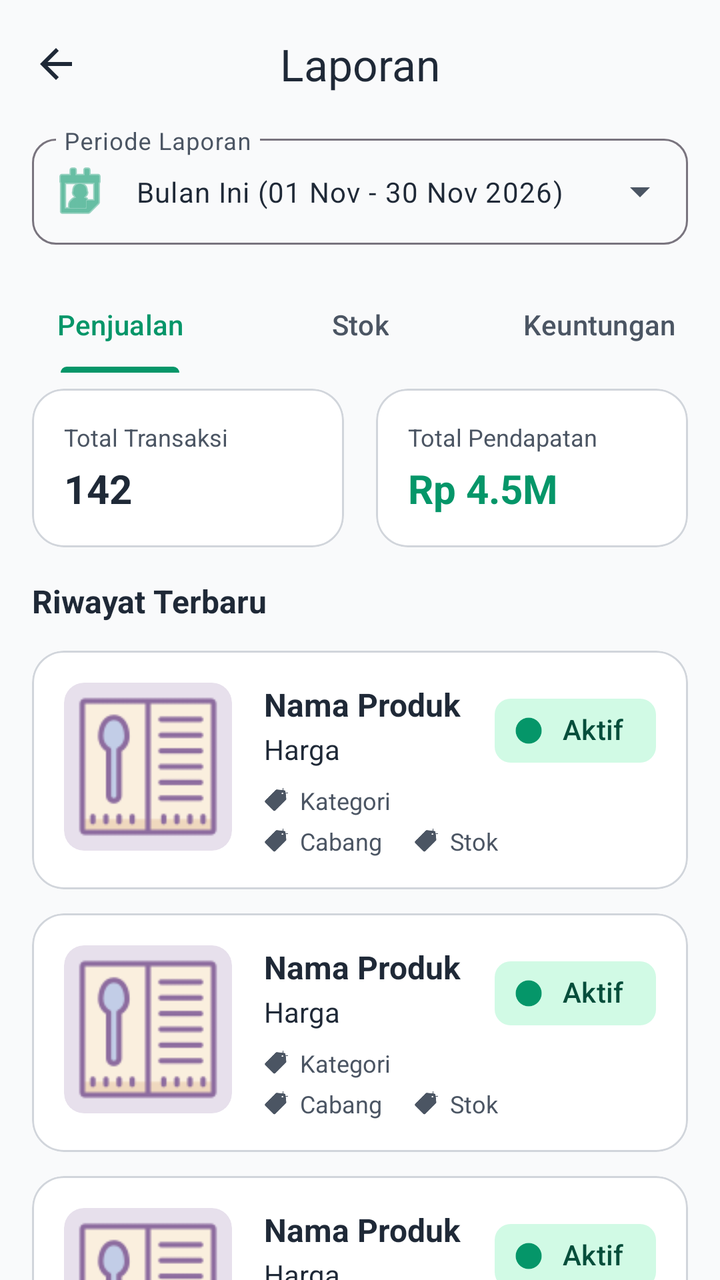
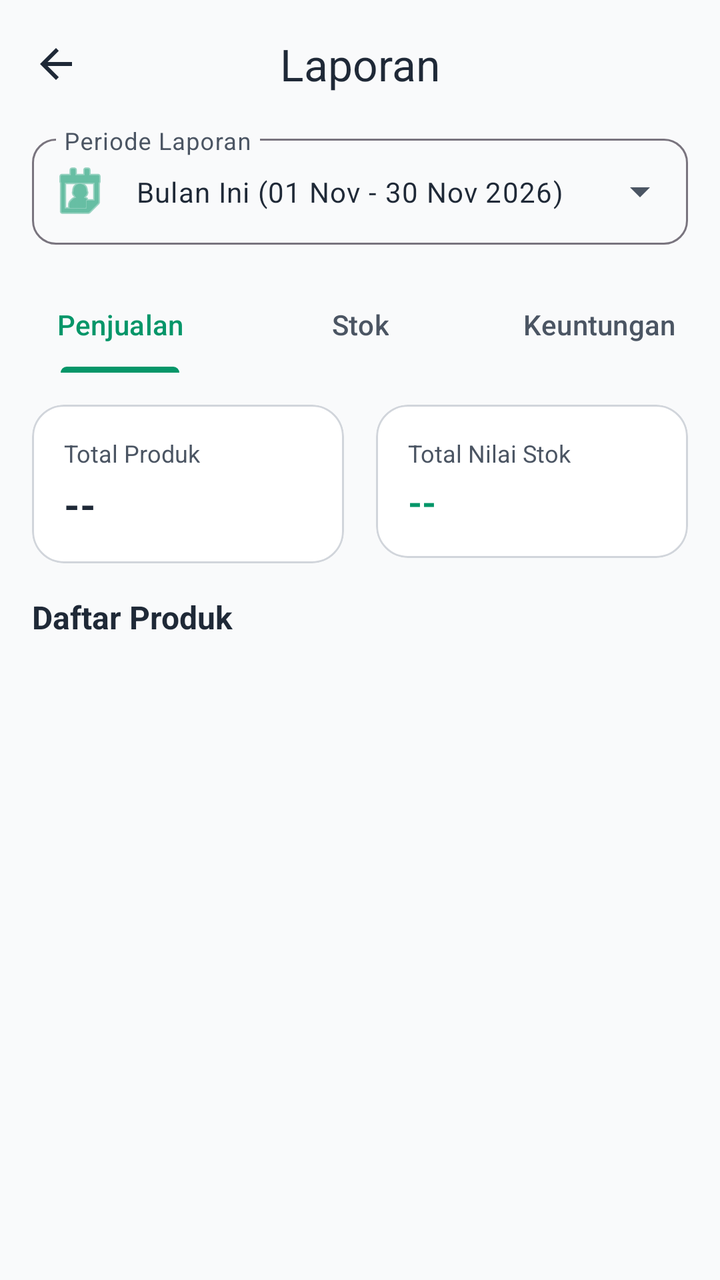

Screens rendered from an Android XML layout before and after an edit, with the pre-edit source and the edit as a unified diff.
<!-- AndroidManifest.xml: application theme Theme.PenjualanDev -->
<!-- res/layout/activity_laporan.xml -->
<?xml version="1.0" encoding="utf-8"?>
<androidx.coordinatorlayout.widget.CoordinatorLayout
    xmlns:android="http://schemas.android.com/apk/res/android"
    xmlns:app="http://schemas.android.com/apk/res-auto"
    xmlns:tools="http://schemas.android.com/tools"
    android:layout_width="match_parent"
    android:layout_height="match_parent"
    android:background="?attr/colorSurface"
    tools:context=".LaporanActivity">

    
    <com.google.android.material.appbar.AppBarLayout
        android:layout_width="match_parent"
        android:layout_height="wrap_content"
        app:elevation="0dp"
        android:background="?attr/colorSurface">

        <com.google.android.material.appbar.MaterialToolbar
            android:id="@+id/toolbar"
            android:layout_width="match_parent"
            android:layout_height="?attr/actionBarSize"
            app:title="Laporan"
            app:titleCentered="true"
            app:titleTextColor="?attr/colorOnSurface"
            app:navigationIcon="?homeAsUpIndicator"
            app:navigationIconTint="?attr/colorOnSurface">
        </com.google.android.material.appbar.MaterialToolbar>

        
        <LinearLayout
            android:layout_width="match_parent"
            android:layout_height="wrap_content"
            android:paddingHorizontal="16dp"
            android:paddingBottom="16dp">
            
            <com.google.android.material.textfield.TextInputLayout
                style="@style/Widget.Material3.TextInputLayout.OutlinedBox.ExposedDropdownMenu"
                android:layout_width="match_parent"
                android:layout_height="wrap_content"
                android:hint="Periode Laporan"
                app:boxCornerRadiusTopStart="12dp"
                app:boxCornerRadiusTopEnd="12dp"
                app:boxCornerRadiusBottomStart="12dp"
                app:boxCornerRadiusBottomEnd="12dp"
                app:startIconDrawable="@android:drawable/ic_menu_my_calendar"
                app:startIconTint="?attr/colorPrimary">

                <AutoCompleteTextView
                    android:id="@+id/spinner_tanggal"
                    android:layout_width="match_parent"
                    android:layout_height="wrap_content"
                    android:inputType="none"
                    android:text="Bulan Ini (01 Nov - 30 Nov 2026)"
                    android:textColor="?attr/colorOnSurface"
                    android:textSize="14sp" />
            </com.google.android.material.textfield.TextInputLayout>
        </LinearLayout>

        
        <com.google.android.material.tabs.TabLayout
            android:id="@+id/tabLayout"
            android:layout_width="match_parent"
            android:layout_height="wrap_content"
            app:tabMode="fixed"
            app:tabGravity="fill"
            app:tabIndicatorColor="?attr/colorPrimary"
            app:tabSelectedTextColor="?attr/colorPrimary"
            app:tabTextColor="?attr/colorOnSurfaceVariant"
            android:background="?attr/colorSurface">
            
            <com.google.android.material.tabs.TabItem
                android:layout_width="wrap_content"
                android:layout_height="wrap_content"
                android:text="Penjualan" />
                
            <com.google.android.material.tabs.TabItem
                android:layout_width="wrap_content"
                android:layout_height="wrap_content"
                android:text="Stok" />
                
            <com.google.android.material.tabs.TabItem
                android:layout_width="wrap_content"
                android:layout_height="wrap_content"
                android:text="Keuntungan" />
        </com.google.android.material.tabs.TabLayout>

    </com.google.android.material.appbar.AppBarLayout>

    
    <androidx.core.widget.NestedScrollView
        android:layout_width="match_parent"
        android:layout_height="match_parent"
        app:layout_behavior="@string/appbar_scrolling_view_behavior"
        android:clipToPadding="false"
        android:paddingTop="8dp"
        android:paddingBottom="24dp">

        <LinearLayout
            android:layout_width="match_parent"
            android:layout_height="wrap_content"
            android:orientation="vertical">

            
            <LinearLayout
                android:layout_width="match_parent"
                android:layout_height="wrap_content"
                android:orientation="horizontal"
                android:paddingHorizontal="16dp"
                android:paddingBottom="16dp"
                android:baselineAligned="false">
                
                <com.google.android.material.card.MaterialCardView
                    android:layout_width="0dp"
                    android:layout_height="wrap_content"
                    android:layout_weight="1"
                    android:layout_marginEnd="8dp"
                    app:cardCornerRadius="16dp"
                    app:cardElevation="0dp"
                    app:strokeWidth="1dp"
                    app:strokeColor="@color/colorOutlineStroke"
                    app:cardBackgroundColor="?attr/colorSurfaceContainerHigh">
                    
                    <LinearLayout
                        android:layout_width="match_parent"
                        android:layout_height="wrap_content"
                        android:orientation="vertical"
                        android:padding="16dp">
                        <TextView
                            android:layout_width="wrap_content"
                            android:layout_height="wrap_content"
                            android:text="Total Transaksi"
                            android:textColor="?attr/colorOnSurfaceVariant"
                            android:textSize="12sp" />
                        <TextView
                            android:layout_width="wrap_content"
                            android:layout_height="wrap_content"
                            android:layout_marginTop="4dp"
                            android:text="142"
                            android:textColor="?attr/colorOnSurface"
                            android:textSize="20sp"
                            android:textStyle="bold" />
                    </LinearLayout>
                </com.google.android.material.card.MaterialCardView>

                <com.google.android.material.card.MaterialCardView
                    android:layout_width="0dp"
                    android:layout_height="wrap_content"
                    android:layout_weight="1"
                    android:layout_marginStart="8dp"
                    app:cardCornerRadius="16dp"
                    app:cardElevation="0dp"
                    app:strokeWidth="1dp"
                    app:strokeColor="@color/colorOutlineStroke"
                    app:cardBackgroundColor="?attr/colorSurfaceContainerHigh">
                    
                    <LinearLayout
                        android:layout_width="match_parent"
                        android:layout_height="wrap_content"
                        android:orientation="vertical"
                        android:padding="16dp">
                        <TextView
                            android:layout_width="wrap_content"
                            android:layout_height="wrap_content"
                            android:text="Total Pendapatan"
                            android:textColor="?attr/colorOnSurfaceVariant"
                            android:textSize="12sp" />
                        <TextView
                            android:layout_width="wrap_content"
                            android:layout_height="wrap_content"
                            android:layout_marginTop="4dp"
                            android:text="Rp 4.5M"
                            android:textColor="?attr/colorPrimary"
                            android:textSize="20sp"
                            android:textStyle="bold" />
                    </LinearLayout>
                </com.google.android.material.card.MaterialCardView>
            </LinearLayout>

            <TextView
                android:layout_width="match_parent"
                android:layout_height="wrap_content"
                android:layout_marginHorizontal="16dp"
                android:layout_marginBottom="8dp"
                android:text="Riwayat Terbaru"
                android:textColor="?attr/colorOnSurface"
                android:textSize="16sp"
                android:textStyle="bold" />

            
            <include layout="@layout/item_data_produk" />
            <include layout="@layout/item_data_produk" />
            <include layout="@layout/item_data_produk" />

        </LinearLayout>
    </androidx.core.widget.NestedScrollView>

</androidx.coordinatorlayout.widget.CoordinatorLayout>
<!-- res/layout/item_data_produk.xml (included above) -->
<?xml version="1.0" encoding="utf-8"?>
<com.google.android.material.card.MaterialCardView xmlns:android="http://schemas.android.com/apk/res/android"
    xmlns:app="http://schemas.android.com/apk/res-auto"
    xmlns:tools="http://schemas.android.com/tools"
    android:id="@+id/card_produk"
    android:layout_width="match_parent"
    android:layout_height="wrap_content"
    android:layout_marginHorizontal="16dp"
    android:layout_marginVertical="6dp"
    android:clickable="true"
    android:focusable="true"
    android:foreground="?android:attr/selectableItemBackground"
    app:cardBackgroundColor="?attr/colorSurfaceContainerHigh"
    app:cardCornerRadius="16dp"
    app:cardElevation="0dp"
    app:strokeColor="@color/colorOutlineStroke"
    app:strokeWidth="1dp">

    <androidx.constraintlayout.widget.ConstraintLayout
        android:layout_width="match_parent"
        android:layout_height="wrap_content"
        android:padding="16dp">

        <androidx.cardview.widget.CardView
            android:id="@+id/card_image"
            android:layout_width="84dp"
            android:layout_height="84dp"
            app:cardBackgroundColor="?attr/colorSurfaceVariant"
            app:cardCornerRadius="10dp"
            app:cardElevation="0dp"
            app:layout_constraintBottom_toBottomOf="parent"
            app:layout_constraintStart_toStartOf="parent"
            app:layout_constraintTop_toTopOf="parent"
            app:layout_constraintVertical_bias="0.0">

            <ImageView
                android:id="@+id/img_produk"
                android:layout_width="match_parent"
                android:layout_height="wrap_content"
                android:scaleType="centerCrop"
                android:src="@drawable/menu" />
        </androidx.cardview.widget.CardView>

        <TextView
            android:id="@+id/tv_nama_produk"
            android:layout_width="0dp"
            android:layout_height="wrap_content"
            android:layout_marginStart="16dp"
            android:layout_marginEnd="8dp"
            android:text="Nama Produk"
            android:textColor="?attr/colorOnSurface"
            android:textSize="16sp"
            android:textStyle="bold"
            app:layout_constraintEnd_toStartOf="@+id/chip_status"
            app:layout_constraintStart_toEndOf="@id/card_image"
            app:layout_constraintTop_toTopOf="@id/card_image" />

        <TextView
            android:id="@+id/tv_harga_produk"
            android:layout_width="0dp"
            android:layout_height="wrap_content"
            android:layout_marginTop="2dp"
            android:text="Harga"
            android:textColor="?attr/colorOnSurface"
            android:textSize="14sp"
            app:layout_constraintEnd_toEndOf="@id/tv_nama_produk"
            app:layout_constraintStart_toStartOf="@id/tv_nama_produk"
            app:layout_constraintTop_toBottomOf="@id/tv_nama_produk" />

        
        <LinearLayout
            android:id="@+id/ll_info_1"
            android:layout_width="wrap_content"
            android:layout_height="wrap_content"
            android:layout_marginTop="8dp"
            android:gravity="center_vertical"
            android:orientation="horizontal"
            app:layout_constraintStart_toStartOf="@id/tv_nama_produk"
            app:layout_constraintTop_toBottomOf="@id/tv_harga_produk">

            <ImageView
                android:layout_width="12dp"
                android:layout_height="12dp"
                android:src="@drawable/label"
                app:tint="?attr/colorOnSurfaceVariant" />

            <TextView
                android:layout_width="wrap_content"
                android:layout_height="wrap_content"
                android:layout_marginStart="6dp"
                android:text="Kategori"
                android:textColor="?attr/colorOnSurfaceVariant"
                android:textSize="12sp" />
        </LinearLayout>

        
        <LinearLayout
            android:id="@+id/ll_info_2"
            android:layout_width="wrap_content"
            android:layout_height="wrap_content"
            android:layout_marginTop="4dp"
            android:gravity="center_vertical"
            android:orientation="horizontal"
            app:layout_constraintStart_toStartOf="@id/tv_nama_produk"
            app:layout_constraintTop_toBottomOf="@id/ll_info_1">

            <ImageView
                android:layout_width="12dp"
                android:layout_height="12dp"
                android:src="@drawable/label"
                app:tint="?attr/colorOnSurfaceVariant" />

            <TextView
                android:layout_width="wrap_content"
                android:layout_height="wrap_content"
                android:layout_marginStart="6dp"
                android:text="Cabang"
                android:textColor="?attr/colorOnSurfaceVariant"
                android:textSize="12sp" />
        </LinearLayout>

        
        <LinearLayout
            android:id="@+id/ll_info_3"
            android:layout_width="wrap_content"
            android:layout_height="wrap_content"
            android:layout_marginStart="16dp"
            android:gravity="center_vertical"
            android:orientation="horizontal"
            app:layout_constraintBottom_toBottomOf="@id/ll_info_2"
            app:layout_constraintStart_toEndOf="@id/ll_info_2"
            app:layout_constraintTop_toTopOf="@id/ll_info_2">

            <ImageView
                android:layout_width="12dp"
                android:layout_height="12dp"
                android:src="@drawable/label"
                app:tint="?attr/colorOnSurfaceVariant" />

            <TextView
                android:layout_width="wrap_content"
                android:layout_height="wrap_content"
                android:layout_marginStart="6dp"
                android:text="Stok"
                android:textColor="?attr/colorOnSurfaceVariant"
                android:textSize="12sp" />
        </LinearLayout>

        <com.google.android.material.chip.Chip
            android:id="@+id/chip_status"
            android:layout_width="wrap_content"
            android:layout_height="wrap_content"
            android:text="Aktif"
            android:textColor="?attr/colorOnSecondary"
            app:chipBackgroundColor="?attr/colorSecondary"
            app:chipIcon="@drawable/tick"
            app:chipIconTint="?attr/colorPrimary"
            app:chipIconVisible="true"
            app:chipStrokeWidth="0dp"
            app:layout_constraintEnd_toEndOf="parent"
            app:layout_constraintTop_toTopOf="@id/card_image" />

    </androidx.constraintlayout.widget.ConstraintLayout>
</com.google.android.material.card.MaterialCardView>
<!-- resources referenced by this layout -->
<resources>
  <color name="colorOutlineStroke">#D1D5DB</color>
  <!-- drawable label: png bitmap (drawable, 3169 bytes) -->
  <!-- drawable menu: png bitmap (drawable, 1911 bytes) -->
  <!-- drawable tick: png bitmap (drawable, 3547 bytes) -->
  <style name="Theme.PenjualanDev" parent="Base.Theme.PenjualanDev" />
  <style name="Base.Theme.PenjualanDev" parent="Theme.Material3.Light.NoActionBar">
          
          <item name="colorPrimary">@color/colorPrimary</item>
          <item name="colorOnPrimary">@color/colorOnPrimary</item>
          
          <item name="colorSecondary">@color/colorSecondary</item>
          <item name="colorOnSecondary">@color/colorOnSecondary</item>
          
          <item name="android:statusBarColor">@color/colorPrimary</item>
          
          <item name="colorSurface">@color/colorScreenBackground</item>
          <item name="colorOnSurface">@color/colorPrimaryText</item>
          <item name="colorSurfaceContainer">@color/colorCardBackground</item>
          <item name="colorSurfaceContainerHigh">@color/white</item>
          <item name="colorOnSurfaceVariant">@color/colorSecondaryText</item>
          <item name="colorError">@color/red</item>
          
          <item name="materialButtonStyle">@style/Widget.App.Button</item>
      </style>
  <color name="colorPrimary">#059669</color>
  <color name="colorOnPrimary">#FFFFFF</color>
  <color name="colorSecondary">#D1FAE5</color>
  <color name="colorOnSecondary">#064E3B</color>
  <color name="colorScreenBackground">#F9FAFB</color>
  <color name="colorPrimaryText">#1F2937</color>
  <color name="colorCardBackground">#FFFFFF</color>
  <color name="white">#FFFFFFFF</color>
  <color name="colorSecondaryText">#4B5563</color>
  <color name="red">#EF4444</color>
  <style name="Widget.App.Button" parent="Widget.Material3.Button">
          <item name="cornerRadius">12dp</item>
          <item name="android:minHeight">48dp</item>
          <item name="backgroundTint">@color/colorPrimary</item>
          <item name="android:textColor">@color/white</item>
          <item name="android:insetTop">0dp</item>
          <item name="android:insetBottom">0dp</item>
      </style>
</resources>

<!-- the commit's change to res/layout/activity_laporan.xml (unified diff, before → after) -->
@@ -106,6 +106,7 @@
                 android:layout_height="wrap_content"
                 android:orientation="horizontal"
                 android:paddingHorizontal="16dp"
+                android:paddingTop="8dp"
                 android:paddingBottom="16dp"
                 android:baselineAligned="false">
                 
@@ -119,7 +120,6 @@
                     app:strokeWidth="1dp"
                     app:strokeColor="@color/colorOutlineStroke"
                     app:cardBackgroundColor="?attr/colorSurfaceContainerHigh">
-                    
                     <LinearLayout
                         android:layout_width="match_parent"
                         android:layout_height="wrap_content"
@@ -128,14 +128,15 @@
                         <TextView
                             android:layout_width="wrap_content"
                             android:layout_height="wrap_content"
-                            android:text="Total Transaksi"
+                            android:text="Total Produk"
                             android:textColor="?attr/colorOnSurfaceVariant"
                             android:textSize="12sp" />
                         <TextView
+                            android:id="@+id/tv_total_produk"
                             android:layout_width="wrap_content"
                             android:layout_height="wrap_content"
                             android:layout_marginTop="4dp"
-                            android:text="142"
+                            android:text="--"
                             android:textColor="?attr/colorOnSurface"
                             android:textSize="20sp"
                             android:textStyle="bold" />
@@ -152,7 +153,6 @@
                     app:strokeWidth="1dp"
                     app:strokeColor="@color/colorOutlineStroke"
                     app:cardBackgroundColor="?attr/colorSurfaceContainerHigh">
-                    
                     <LinearLayout
                         android:layout_width="match_parent"
                         android:layout_height="wrap_content"
@@ -161,16 +161,17 @@
                         <TextView
                             android:layout_width="wrap_content"
                             android:layout_height="wrap_content"
-                            android:text="Total Pendapatan"
+                            android:text="Total Nilai Stok"
                             android:textColor="?attr/colorOnSurfaceVariant"
                             android:textSize="12sp" />
                         <TextView
+                            android:id="@+id/tv_total_nilai"
                             android:layout_width="wrap_content"
                             android:layout_height="wrap_content"
                             android:layout_marginTop="4dp"
-                            android:text="Rp 4.5M"
+                            android:text="--"
                             android:textColor="?attr/colorPrimary"
-                            android:textSize="20sp"
+                            android:textSize="18sp"
                             android:textStyle="bold" />
                     </LinearLayout>
                 </com.google.android.material.card.MaterialCardView>
@@ -181,182 +182,54 @@
                 android:layout_height="wrap_content"
                 android:layout_marginHorizontal="16dp"
                 android:layout_marginBottom="8dp"
-                android:text="Riwayat Terbaru"
+                android:text="Daftar Produk"
                 android:textColor="?attr/colorOnSurface"
                 android:textSize="16sp"
                 android:textStyle="bold" />
 
-            
-            <include layout="@layout/item_data_produk" />
-            <include layout="@layout/item_data_produk" />
-            <include layout="@layout/item_data_produk" />
-
         </LinearLayout>
     </androidx.core.widget.NestedScrollView>
 
+    
+    <FrameLayout
+        android:layout_width="match_parent"
+        android:layout_height="match_parent"
+        android:layout_marginTop="370dp">
+
+        <ProgressBar
+            android:id="@+id/view_loading"
+            android:layout_width="48dp"
+            android:layout_height="48dp"
+            android:layout_gravity="top|center_horizontal"
+            android:layout_marginTop="24dp"
+            android:indeterminateTint="?attr/colorPrimary"
+            android:visibility="visible" />
+
+        <LinearLayout
+            android:id="@+id/layout_empty"
+            android:layout_width="wrap_content"
+            android:layout_height="wrap_content"
+            android:layout_gravity="top|center_horizontal"
+            android:layout_marginTop="24dp"
+            android:orientation="vertical"
+            android:gravity="center"
+            android:visibility="gone">
+            <TextView
+                android:layout_width="wrap_content"
+                android:layout_height="wrap_content"
+                android:text="Tidak ada data produk"
+                android:textColor="?attr/colorOnSurfaceVariant"
+                android:textSize="14sp" />
+        </LinearLayout>
+
+        <androidx.recyclerview.widget.RecyclerView
+            android:id="@+id/rv_laporan_produk"
+            android:layout_width="match_parent"
+            android:layout_height="match_parent"
+            android:paddingBottom="24dp"
+            android:clipToPadding="false"
+            android:visibility="gone" />
+
+    </FrameLayout>
+
 </androidx.coordinatorlayout.widget.CoordinatorLayout>
-<!-- res/layout/item_data_produk.xml (included above) -->
-<?xml version="1.0" encoding="utf-8"?>
-<com.google.android.material.card.MaterialCardView xmlns:android="http://schemas.android.com/apk/res/android"
-    xmlns:app="http://schemas.android.com/apk/res-auto"
-    xmlns:tools="http://schemas.android.com/tools"
-    android:id="@+id/card_produk"
-    android:layout_width="match_parent"
-    android:layout_height="wrap_content"
-    android:layout_marginHorizontal="16dp"
-    android:layout_marginVertical="6dp"
-    android:clickable="true"
-    android:focusable="true"
-    android:foreground="?android:attr/selectableItemBackground"
-    app:cardBackgroundColor="?attr/colorSurfaceContainerHigh"
-    app:cardCornerRadius="16dp"
-    app:cardElevation="0dp"
-    app:strokeColor="@color/colorOutlineStroke"
-    app:strokeWidth="1dp">
-
-    <androidx.constraintlayout.widget.ConstraintLayout
-        android:layout_width="match_parent"
-        android:layout_height="wrap_content"
-        android:padding="16dp">
-
-        <androidx.cardview.widget.CardView
-            android:id="@+id/card_image"
-            android:layout_width="84dp"
-            android:layout_height="84dp"
-            app:cardBackgroundColor="?attr/colorSurfaceVariant"
-            app:cardCornerRadius="10dp"
-            app:cardElevation="0dp"
-            app:layout_constraintBottom_toBottomOf="parent"
-            app:layout_constraintStart_toStartOf="parent"
-            app:layout_constraintTop_toTopOf="parent"
-            app:layout_constraintVertical_bias="0.0">
-
-            <ImageView
-                android:id="@+id/img_produk"
-                android:layout_width="match_parent"
-                android:layout_height="wrap_content"
-                android:scaleType="centerCrop"
-                android:src="@drawable/menu" />
-        </androidx.cardview.widget.CardView>
-
-        <TextView
-            android:id="@+id/tv_nama_produk"
-            android:layout_width="0dp"
-            android:layout_height="wrap_content"
-            android:layout_marginStart="16dp"
-            android:layout_marginEnd="8dp"
-            android:text="Nama Produk"
-            android:textColor="?attr/colorOnSurface"
-            android:textSize="16sp"
-            android:textStyle="bold"
-            app:layout_constraintEnd_toStartOf="@+id/chip_status"
-            app:layout_constraintStart_toEndOf="@id/card_image"
-            app:layout_constraintTop_toTopOf="@id/card_image" />
-
-        <TextView
-            android:id="@+id/tv_harga_produk"
-            android:layout_width="0dp"
-            android:layout_height="wrap_content"
-            android:layout_marginTop="2dp"
-            android:text="Harga"
-            android:textColor="?attr/colorOnSurface"
-            android:textSize="14sp"
-            app:layout_constraintEnd_toEndOf="@id/tv_nama_produk"
-            app:layout_constraintStart_toStartOf="@id/tv_nama_produk"
-            app:layout_constraintTop_toBottomOf="@id/tv_nama_produk" />
-
-        
-        <LinearLayout
-            android:id="@+id/ll_info_1"
-            android:layout_width="wrap_content"
-            android:layout_height="wrap_content"
-            android:layout_marginTop="8dp"
-            android:gravity="center_vertical"
-            android:orientation="horizontal"
-            app:layout_constraintStart_toStartOf="@id/tv_nama_produk"
-            app:layout_constraintTop_toBottomOf="@id/tv_harga_produk">
-
-            <ImageView
-                android:layout_width="12dp"
-                android:layout_height="12dp"
-                android:src="@drawable/label"
-                app:tint="?attr/colorOnSurfaceVariant" />
-
-            <TextView
-                android:layout_width="wrap_content"
-                android:layout_height="wrap_content"
-                android:layout_marginStart="6dp"
-                android:text="Kategori"
-                android:textColor="?attr/colorOnSurfaceVariant"
-                android:textSize="12sp" />
-        </LinearLayout>
-
-        
-        <LinearLayout
-            android:id="@+id/ll_info_2"
-            android:layout_width="wrap_content"
-            android:layout_height="wrap_content"
-            android:layout_marginTop="4dp"
-            android:gravity="center_vertical"
-            android:orientation="horizontal"
-            app:layout_constraintStart_toStartOf="@id/tv_nama_produk"
-            app:layout_constraintTop_toBottomOf="@id/ll_info_1">
-
-            <ImageView
-                android:layout_width="12dp"
-                android:layout_height="12dp"
-                android:src="@drawable/label"
-                app:tint="?attr/colorOnSurfaceVariant" />
-
-            <TextView
-                android:layout_width="wrap_content"
-                android:layout_height="wrap_content"
-                android:layout_marginStart="6dp"
-                android:text="Cabang"
-                android:textColor="?attr/colorOnSurfaceVariant"
-                android:textSize="12sp" />
-        </LinearLayout>
-
-        
-        <LinearLayout
-            android:id="@+id/ll_info_3"
-            android:layout_width="wrap_content"
-            android:layout_height="wrap_content"
-            android:layout_marginStart="16dp"
-            android:gravity="center_vertical"
-            android:orientation="horizontal"
-            app:layout_constraintBottom_toBottomOf="@id/ll_info_2"
-            app:layout_constraintStart_toEndOf="@id/ll_info_2"
-            app:layout_constraintTop_toTopOf="@id/ll_info_2">
-
-            <ImageView
-                android:layout_width="12dp"
-                android:layout_height="12dp"
-                android:src="@drawable/label"
-                app:tint="?attr/colorOnSurfaceVariant" />
-
-            <TextView
-                android:layout_width="wrap_content"
-                android:layout_height="wrap_content"
-                android:layout_marginStart="6dp"
-                android:text="Stok"
-                android:textColor="?attr/colorOnSurfaceVariant"
-                android:textSize="12sp" />
-        </LinearLayout>
-
-        <com.google.android.material.chip.Chip
-            android:id="@+id/chip_status"
-            android:layout_width="wrap_content"
-            android:layout_height="wrap_content"
-            android:text="Aktif"
-            android:textColor="?attr/colorOnSecondary"
-            app:chipBackgroundColor="?attr/colorSecondary"
-            app:chipIcon="@drawable/tick"
-            app:chipIconTint="?attr/colorPrimary"
-            app:chipIconVisible="true"
-            app:chipStrokeWidth="0dp"
-            app:layout_constraintEnd_toEndOf="parent"
-            app:layout_constraintTop_toTopOf="@id/card_image" />
-
-    </androidx.constraintlayout.widget.ConstraintLayout>
-</com.google.android.material.card.MaterialCardView>
<!-- resource entries referenced after the edit -->
@@ -1,9 +1,6 @@
 <!-- resources referenced by this layout -->
 <resources>
   <color name="colorOutlineStroke">#D1D5DB</color>
-  <!-- drawable label: png bitmap (drawable, 3169 bytes) -->
-  <!-- drawable menu: png bitmap (drawable, 1911 bytes) -->
-  <!-- drawable tick: png bitmap (drawable, 3547 bytes) -->
   <style name="Theme.PenjualanDev" parent="Base.Theme.PenjualanDev" />
   <style name="Base.Theme.PenjualanDev" parent="Theme.Material3.Light.NoActionBar">
           
